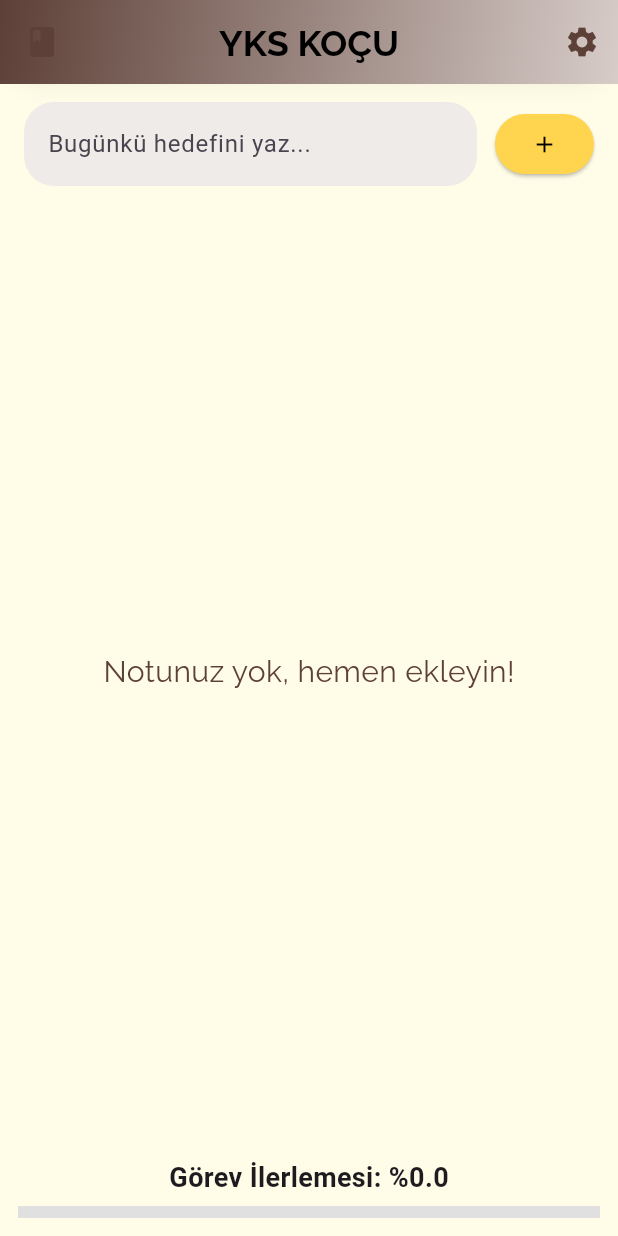
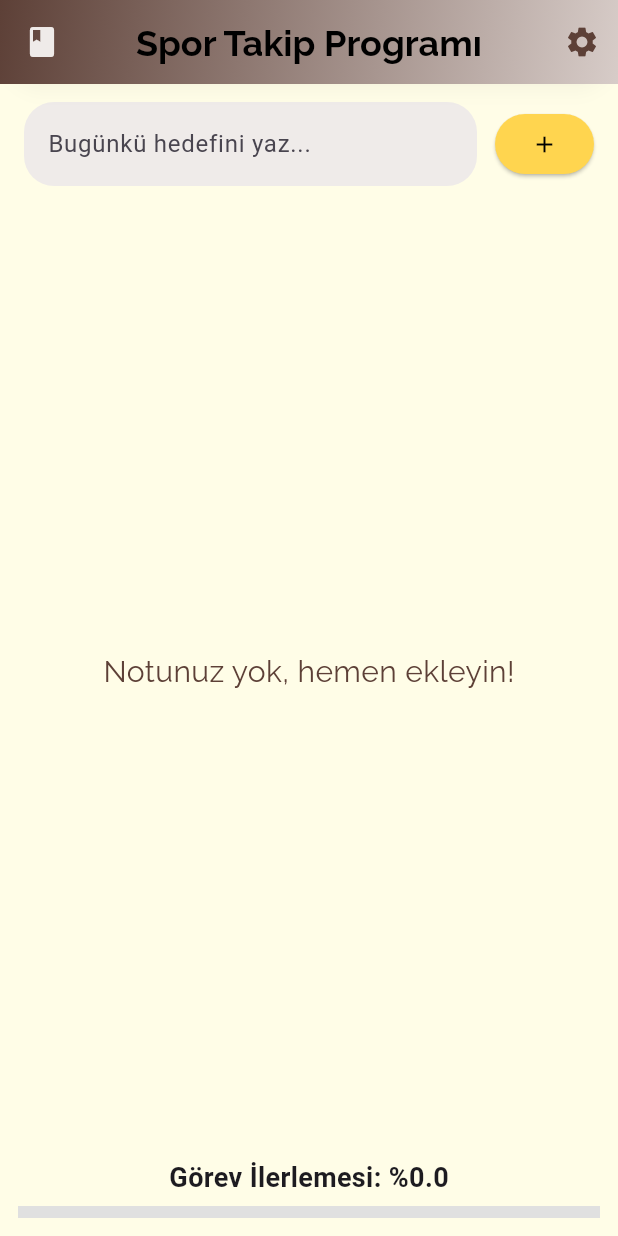
Before and after one commit to caliksefa/sports_app, a Flutter app: the screen it shows after launch, on a phone screen of 412 x 824 dp. Run offline on Flutter 3.47's test engine with Material 3 defaults, Android fonts, the phone set to English and light mode, and no system bars; our stand-ins replace google_fonts, shared_preferences.

Commit message:
İmge değiştirildi

```diff
--- a/lib/screens/ana_sayfa.dart
+++ b/lib/screens/ana_sayfa.dart
@@ -70,7 +70,7 @@ class _AnaSayfaState extends State<AnaSayfa> {
   Widget build(BuildContext context) {
     return Scaffold(
       appBar: AppBar(
-        title: Text('YKS KOÇU', style: GoogleFonts.raleway()),
+        title: Text('Spor Takip Programı', style: GoogleFonts.raleway()),
         centerTitle: true,
         backgroundColor: AppColors.acikKahve,
         shape: const RoundedRectangleBorder(
@@ -86,7 +86,7 @@ class _AnaSayfaState extends State<AnaSayfa> {
           ),
         ),
         leading: IconButton(
-          icon: const Icon(Icons.book, color: AppColors.cikolata),
+          icon: const Icon(Icons.book, color: AppColors.bej),
           onPressed: () {},
         ),
         actions: [
```
